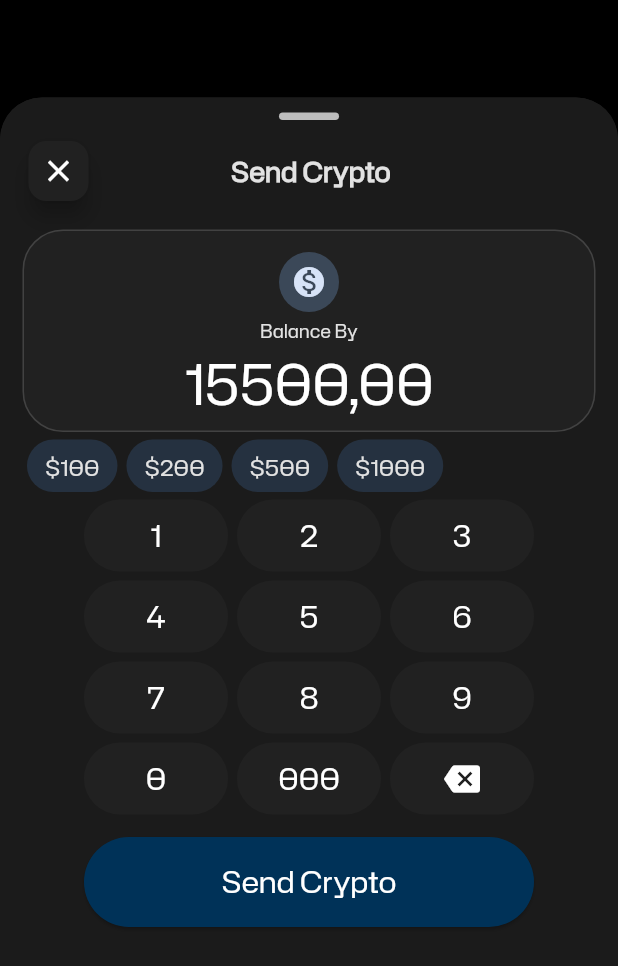
After one commit to LimaneGaya/gaya_screens, a Flutter app: the P3 screen opened directly, on a phone screen of 412 x 824 dp. The commit adds this screen. Shown: the top 966 px of the screen. Run offline on Flutter 3.47's test engine with Material 3 defaults, Android fonts, the phone set to English and light mode, and no system bars; our stand-ins replace fl_chart; project files that could hold a hidden picture were left out.

Commit message:
Added a screen

```diff
--- a/lib/screens/n0002/n0002.dart
+++ b/lib/screens/n0002/n0002.dart
@@ -1,6 +1,7 @@
 import 'package:flutter/material.dart';
 import 'package:gaya_screens/screens/n0002/p1.dart';
 import 'package:gaya_screens/screens/n0002/p2.dart';
+import 'package:gaya_screens/screens/n0002/p3.dart';
 
 class N0002 extends StatelessWidget {
   const N0002({super.key});
@@ -10,7 +11,7 @@ class N0002 extends StatelessWidget {
     return PageView(
       scrollBehavior: MaterialScrollBehavior(),
       allowImplicitScrolling: true,
-      children: [P1(), P2()],
+      children: [P1(), P2(), P3()],
     );
   }
 }
--- /dev/null
+++ b/lib/screens/n0002/p3.dart
@@ -0,0 +1,200 @@
+import 'package:flutter/material.dart';
+
+class P3 extends StatelessWidget {
+  const P3({super.key});
+
+  @override
+  Widget build(BuildContext context) {
+    return Scaffold(
+      backgroundColor: Colors.black,
+      bottomSheet: BottomSheet(
+        onClosing: () {},
+        builder: (context) {
+          return Container(
+            padding: const EdgeInsets.symmetric(horizontal: 15.0),
+            height: MediaQuery.of(context).size.height - 65,
+            child: Column(
+              children: [
+                Padding(
+                  padding: const EdgeInsets.all(10.0),
+                  child: Container(
+                    width: 40,
+                    height: 5,
+                    decoration: BoxDecoration(
+                      color: Colors.grey[400],
+                      borderRadius: BorderRadius.circular(10),
+                    ),
+                  ),
+                ),
+                Row(
+                  crossAxisAlignment: CrossAxisAlignment.center,
+                  mainAxisAlignment: MainAxisAlignment.spaceBetween,
+                  children: [
+                    FloatingActionButton.small(
+                      heroTag: 'new',
+                      backgroundColor: Colors.grey.shade900,
+                      child: Icon(Icons.close, color: Colors.white),
+                      onPressed: () {},
+                    ),
+                    Spacer(flex: 2),
+                    Text(
+                      'Send Crypto',
+                      style: TextStyle(
+                        fontFamily: 'HubotSans',
+                        fontSize: 18,
+                        fontWeight: FontWeight.bold,
+                      ),
+                    ),
+                    Spacer(flex: 3),
+                  ],
+                ),
+                Container(
+                  padding: EdgeInsets.all(10),
+                  margin: EdgeInsets.only(top: 15, bottom: 5),
+                  height: 135,
+                  width: double.infinity,
+                  decoration: BoxDecoration(
+                    color: Colors.grey.shade900,
+                    borderRadius: BorderRadius.circular(27),
+                    border: Border.all(color: Colors.grey.shade800, width: 1),
+                  ),
+                  child: Column(
+                    mainAxisAlignment: MainAxisAlignment.spaceAround,
+                    mainAxisSize: MainAxisSize.min,
+                    crossAxisAlignment: CrossAxisAlignment.center,
+                    children: [
+                      IconButton.filledTonal(
+                        onPressed: () {},
+                        icon: Icon(Icons.monetization_on),
+                      ),
+                      Text(
+                        'Balance By',
+                        style: TextStyle(fontFamily: 'HubotSans', fontSize: 12),
+                      ),
+                      Text(
+                        '15500,00',
+                        style: TextStyle(
+                          fontFamily: 'HubotSans',
+                          fontSize: 37,
+                          color: Colors.white,
+                        ),
+                      ),
+                    ],
+                  ),
+                ),
+                SizedBox(
+                  height: 35,
+                  child: ListView(
+                    scrollDirection: Axis.horizontal,
+                    children: [
+                      ...['\$100', '\$200', '\$500', '\$1000'].map(
+                        (e) => Container(
+                          padding: EdgeInsets.symmetric(
+                            horizontal: 12,
+                            vertical: 2,
+                          ),
+                          margin: EdgeInsets.symmetric(horizontal: 3),
+                          decoration: BoxDecoration(
+                            borderRadius: BorderRadius.circular(35),
+                            color: Theme.of(context).colorScheme.onSecondary,
+                          ),
+                          child: Center(
+                            child: Text(
+                              e,
+                              style: TextStyle(
+                                fontFamily: 'HubotSans',
+                                fontSize: 15,
+                              ),
+                            ),
+                          ),
+                        ),
+                      ),
+                    ],
+                  ),
+                ),
+                SizedBox(height: 5),
+                ConstrainedBox(
+                  constraints: BoxConstraints(maxWidth: 300),
+                  child: Center(
+                    child: GridView.count(
+                      shrinkWrap: true,
+                      crossAxisCount: 3,
+                      mainAxisSpacing: 6,
+                      crossAxisSpacing: 6,
+                      childAspectRatio: 2,
+                      children:
+                          [
+                            '1',
+                            '2',
+                            '3',
+                            '4',
+                            '5',
+                            '6',
+                            '7',
+                            '8',
+                            '9',
+                            '0',
+                            '000',
+                            'delete',
+                          ].map((e) {
+                            return Container(
+                              decoration: BoxDecoration(
+                                color: Colors.grey.shade900,
+                                borderRadius: BorderRadius.circular(30),
+                              ),
+                              child: Center(
+                                child:
+                                    e == 'delete'
+                                        ? Icon(
+                                          Icons.backspace,
+                                          color: Colors.white,
+                                        )
+                                        : Text(
+                                          e,
+                                          style: TextStyle(
+                                            fontFamily: 'HubotSans',
+                                            fontSize: 20,
+                                            color: Colors.white,
+                                          ),
+                                        ),
+                              ),
+                            );
+                          }).toList(),
+                    ),
+                  ),
+                ),
+                SizedBox(height: 15),
+                ConstrainedBox(
+                  constraints: BoxConstraints(maxWidth: 300),
+                  child: Center(
+                    child: SizedBox(
+                      width: double.infinity,
+                      child: ElevatedButton(
+                        style: ElevatedButton.styleFrom(minimumSize: Size(100, 60),
+                          backgroundColor: Theme.of(context).colorScheme.onPrimary,
+                          padding: EdgeInsets.symmetric(vertical: 15),
+                          shape: RoundedRectangleBorder(
+                            borderRadius: BorderRadius.circular(30),
+                          ),
+                        ),
+                        onPressed: () {},
+                        child: Text(
+                          'Send Crypto',
+                          style: TextStyle(
+                            fontFamily: 'HubotSans',
+                            fontSize: 20,
+                            color: Colors.white,
+                          ),
+                        ),
+                      ),
+                    ),
+                  ),
+                ),
+              ],
+            ),
+          );
+        },
+      ),
+    );
+  }
+}
```
